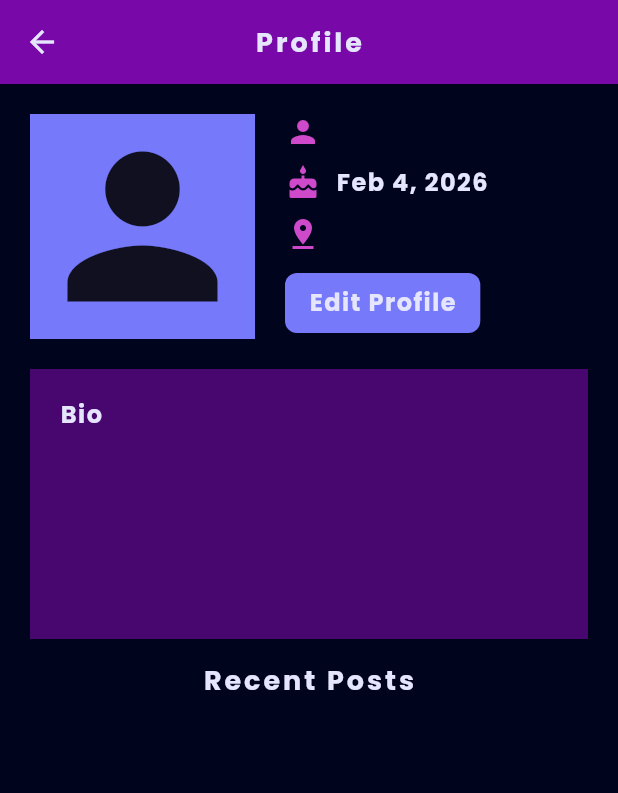
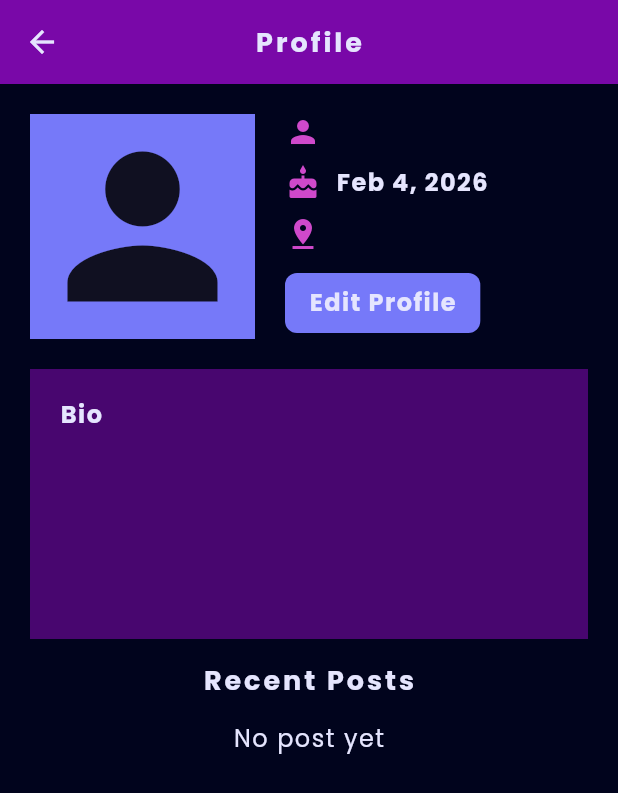
Before and after one commit to kurisumendoza/simple_blog_flutter, a Flutter app: the ProfileScreen screen opened directly, on a phone screen of 412 x 824 dp. Shown: the top 793 px of the screen. Run offline on Flutter 3.47's test engine with Material 3 defaults, Android fonts, the phone set to English and light mode, and no system bars; our stand-ins replace google_fonts, image_picker, supabase_flutter; accounts and stored records are empty.

Commit message:
refactor: only show posts by current user in recent posts

```diff
--- a/lib/screens/profile/profile_screen.dart
+++ b/lib/screens/profile/profile_screen.dart
@@ -32,7 +32,7 @@ class _ProfileScreenState extends State<ProfileScreen> {
 
     if (_userId != null) {
       await profileProvider.getUser(_userId!.trim());
-      await blogProvider.getUserBlogs();
+      await blogProvider.getUserBlogs(_userId!);
       setState(() {});
     }
   }
@@ -124,7 +124,9 @@ class _ProfileScreenState extends State<ProfileScreen> {
                         StyledTitle('Recent Posts'),
                         SizedBox(height: 16),
                         Expanded(
-                          child: ListView.builder(
+                          child: context.read<BlogProvider>().userBlogs.isEmpty
+                              ? StyledText('No post yet')
+                              : ListView.builder(
                                   itemCount: context
                                       .read<BlogProvider>()
                                       .userBlogs
--- a/lib/services/blog_provider.dart
+++ b/lib/services/blog_provider.dart
@@ -34,10 +34,10 @@ class BlogProvider extends ChangeNotifier {
     notifyListeners();
   }
 
-  Future<void> getUserBlogs() async {
+  Future<void> getUserBlogs(String userId) async {
     _isLoading = true;
 
-    List<Blog> blogs = await BlogService.getUserBlogs();
+    List<Blog> blogs = await BlogService.getUserBlogs(userId);
 
     _userBlogs = blogs;
 
--- a/lib/services/blog_service.dart
+++ b/lib/services/blog_service.dart
@@ -18,11 +18,12 @@ class BlogService {
   }
 
   // get recent blogs by user
-  static Future<List<Blog>> getUserBlogs() async {
+  static Future<List<Blog>> getUserBlogs(String userId) async {
     try {
       final data = await DatabaseService.supabase
           .from('blogs')
           .select()
+          .eq('user_id', userId)
           .order('created_at')
           .range(0, 4);
 
```
Lines whose indentation alone changed are shown as unchanged.
